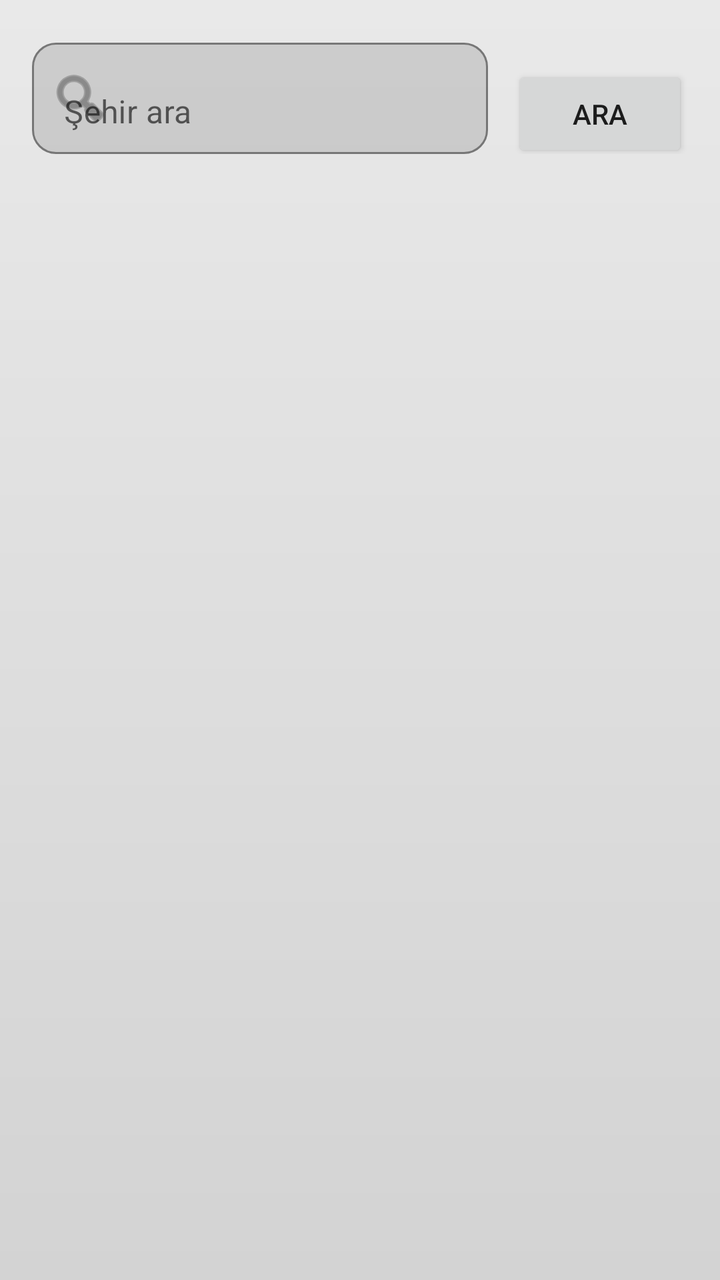
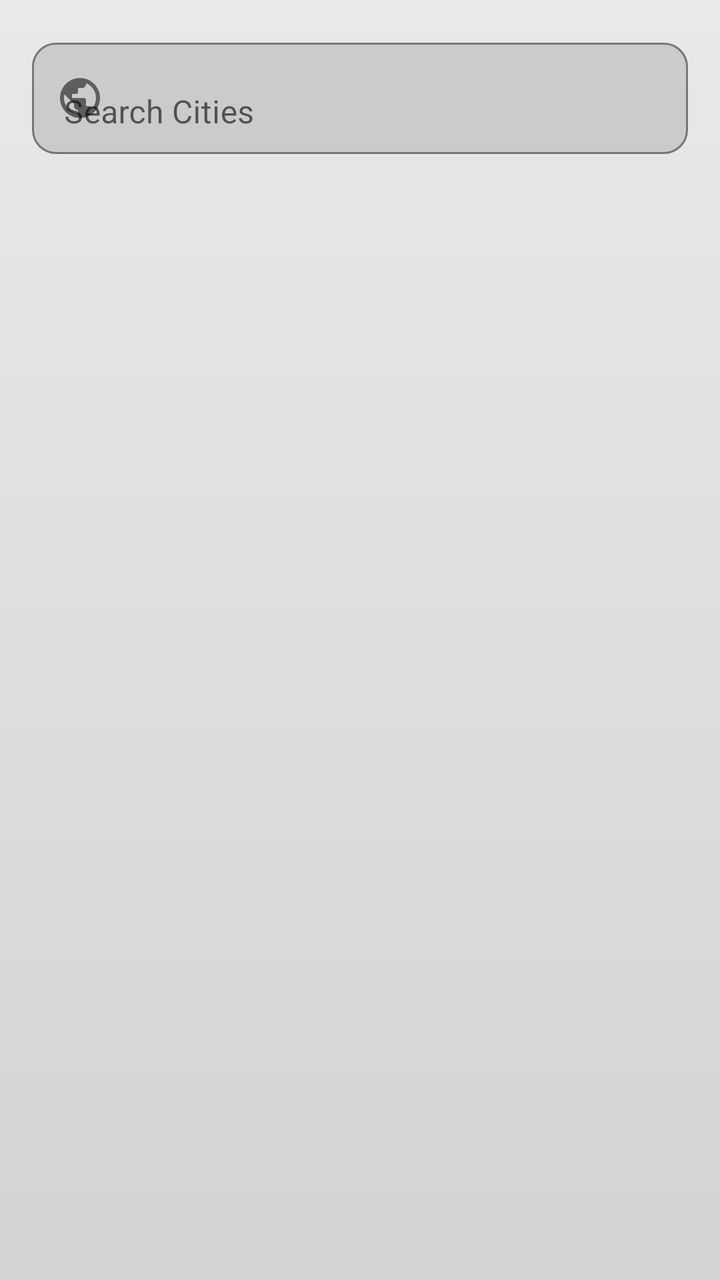

Compare the two renders of this Android layout. The source of the first and the diff that turns it into the second are given below.
<!-- AndroidManifest.xml: activity theme Theme.TheGuide -->
<!-- res/layout/activity_main.xml -->
<?xml version="1.0" encoding="utf-8"?>
<androidx.core.widget.NestedScrollView
    xmlns:android="http://schemas.android.com/apk/res/android"
    xmlns:app="http://schemas.android.com/apk/res-auto"
    android:layout_width="match_parent"
    android:layout_height="match_parent"
    android:fillViewport="true"
    android:background="@drawable/bg_home">

    <LinearLayout
        android:layout_width="match_parent"
        android:layout_height="wrap_content"
        android:orientation="vertical"
        android:padding="16dp">

        
        <LinearLayout
            android:layout_width="match_parent"
            android:layout_height="wrap_content"
            android:orientation="horizontal">

            <com.google.android.material.textfield.TextInputLayout
                android:layout_width="0dp"
                android:layout_height="wrap_content"
                android:layout_weight="1"
                app:startIconDrawable="@android:drawable/ic_menu_search"
                app:boxBackgroundMode="outline"
                app:boxCornerRadiusTopStart="12dp"
                app:boxCornerRadiusTopEnd="12dp"
                app:boxCornerRadiusBottomStart="12dp"
                app:boxCornerRadiusBottomEnd="12dp">

                <com.google.android.material.textfield.TextInputEditText
                    android:id="@+id/searchInput"
                    android:layout_width="match_parent"
                    android:layout_height="wrap_content"
                    android:hint="Şehir ara"
                    android:imeOptions="actionSearch"
                    android:singleLine="true"/>
            </com.google.android.material.textfield.TextInputLayout>

            <Button
                android:id="@+id/searchButton"
                android:layout_width="wrap_content"
                android:layout_height="wrap_content"
                android:layout_marginStart="12dp"
                android:text="Ara"/>
        </LinearLayout>

        
        <androidx.recyclerview.widget.RecyclerView
            android:id="@+id/bannerRecycler"
            android:layout_width="match_parent"
            android:layout_height="wrap_content"
            android:layout_marginTop="12dp"
            android:overScrollMode="never"
            nestedScrollingEnabled="false"/>

        
        <androidx.recyclerview.widget.RecyclerView
            android:id="@+id/contentRecycler"
            android:layout_width="match_parent"
            android:layout_height="wrap_content"
            android:layout_marginTop="12dp"
            android:nestedScrollingEnabled="false"/>
    </LinearLayout>
</androidx.core.widget.NestedScrollView>
<!-- resources referenced by this layout -->
<resources>
  <!-- drawable bg_home (drawable) -->
  <?xml version="1.0" encoding="utf-8"?>
  <shape xmlns:android="http://schemas.android.com/apk/res/android">
      <gradient
          android:angle="90"
          android:startColor="#d3d3d3"
          android:endColor="#e9e9e9"/>
  </shape>
  <style name="Theme.TheGuide" parent="Theme.MaterialComponents.DayNight.NoActionBar" />
</resources>

<!-- the commit's change to res/layout/activity_main.xml (unified diff, before → after) -->
@@ -23,7 +23,7 @@
                 android:layout_width="0dp"
                 android:layout_height="wrap_content"
                 android:layout_weight="1"
-                app:startIconDrawable="@android:drawable/ic_menu_search"
+                app:startIconDrawable="@drawable/ic_globe"
                 app:boxBackgroundMode="outline"
                 app:boxCornerRadiusTopStart="12dp"
                 app:boxCornerRadiusTopEnd="12dp"
@@ -33,18 +33,16 @@
                 <com.google.android.material.textfield.TextInputEditText
                     android:id="@+id/searchInput"
                     android:layout_width="match_parent"
+                    android:focusable="false"
+                    android:focusableInTouchMode="false"
+                    android:cursorVisible="false"
+                    android:inputType="none"
                     android:layout_height="wrap_content"
-                    android:hint="Şehir ara"
+                    android:hint="Search Cities"
                     android:imeOptions="actionSearch"
                     android:singleLine="true"/>
             </com.google.android.material.textfield.TextInputLayout>
 
-            <Button
-                android:id="@+id/searchButton"
-                android:layout_width="wrap_content"
-                android:layout_height="wrap_content"
-                android:layout_marginStart="12dp"
-                android:text="Ara"/>
         </LinearLayout>
 
         
<!-- resource entries referenced after the edit -->
@@ -8,6 +8,12 @@
           android:startColor="#d3d3d3"
           android:endColor="#e9e9e9"/>
   </shape>
+  <!-- drawable ic_globe (drawable) -->
+  <vector xmlns:android="http://schemas.android.com/apk/res/android" android:height="24dp" android:tint="#000000" android:viewportHeight="24" android:viewportWidth="24" android:width="24dp">
+        
+      <path android:fillColor="@android:color/white" android:pathData="M12,2C6.48,2 2,6.48 2,12s4.48,10 10,10 10,-4.48 10,-10S17.52,2 12,2zM11,19.93c-3.95,-0.49 -7,-3.85 -7,-7.93 0,-0.62 0.08,-1.21 0.21,-1.79L9,15v1c0,1.1 0.9,2 2,2v1.93zM17.9,17.39c-0.26,-0.81 -1,-1.39 -1.9,-1.39h-1v-3c0,-0.55 -0.45,-1 -1,-1L8,12v-2h2c0.55,0 1,-0.45 1,-1L11,7h2c1.1,0 2,-0.9 2,-2v-0.41c2.93,1.19 5,4.06 5,7.41 0,2.08 -0.8,3.97 -2.1,5.39z"/>
+      
+  </vector>
   <style name="Theme.TheGuide" parent="Theme.MaterialComponents.DayNight.NoActionBar" />
 </resources>
 
